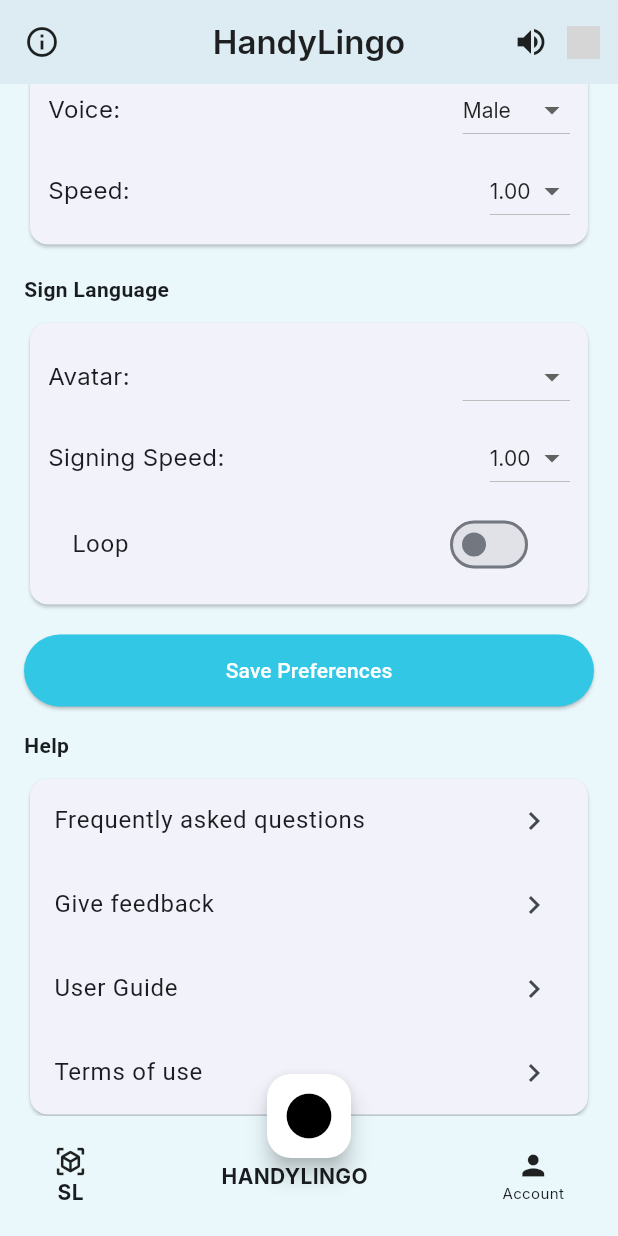
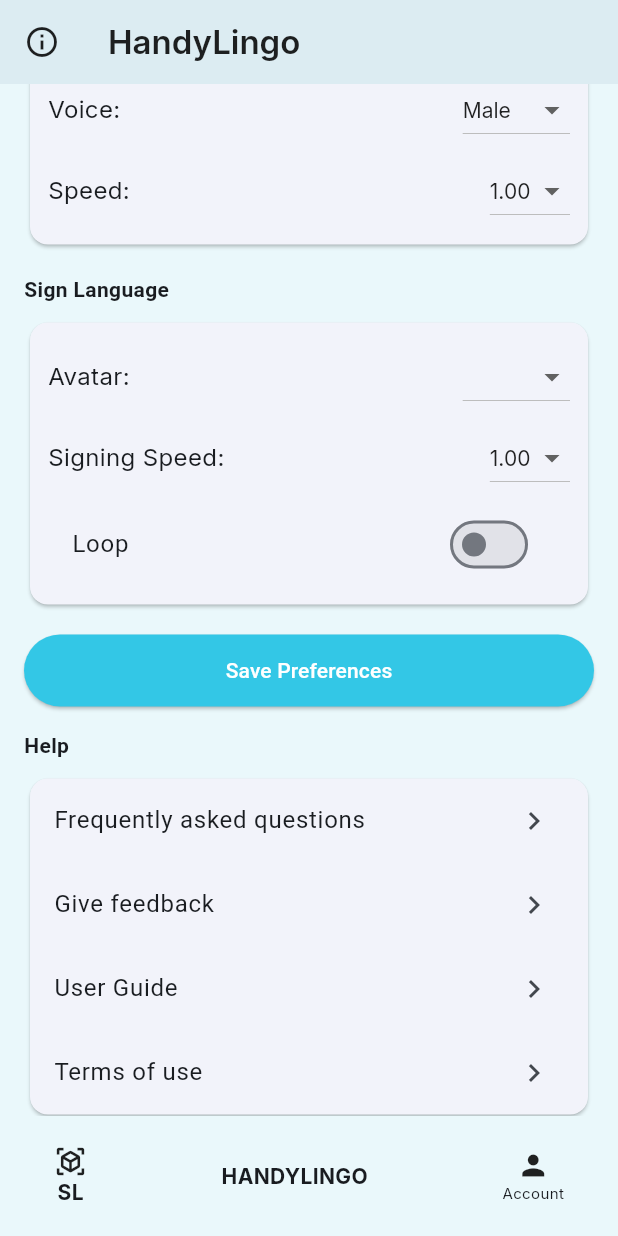
Before and after one commit to kenfutamata/HandyLingo, a Flutter app: the AccountPage screen opened directly, scrolled down 576 dp, on a phone screen of 412 x 824 dp. Run offline on Flutter 3.47's test engine with Material 3 defaults, Android fonts, the phone set to English and light mode, and no system bars; our stand-ins replace camera, flutter_dotenv, flutter_riverpod, flutter_svg, google_fonts, image_picker and 4 more; accounts and stored records are empty; network calls fail; grey boxes are pictures that could not be loaded.

Commit message:
Mobile app account page working partially

```diff
--- a/HandyLingoMobile/handylingo/lib/views/account_page.dart
+++ b/HandyLingoMobile/handylingo/lib/views/account_page.dart
@@ -189,23 +189,6 @@
             color: Colors.black87,
           ),
         ),
-        centerTitle: true,
-        actions: [
-          IconButton(
-            icon: Icon(
-              _soundOn ? Icons.volume_up : Icons.volume_off,
-              color: Colors.black87,
-            ),
-            onPressed: () => setState(() => _soundOn = !_soundOn),
-          ),
-          Padding(
-            padding: const EdgeInsets.only(right: 12),
-            child: Image.asset(
-              'assets/images/downloadremovebgpreview_2.png',
-              width: 22,
-            ),
-          ),
-        ],
       ),
       body: _loading
           ? const Center(child: CircularProgressIndicator())
@@ -670,14 +653,7 @@
                 ],
               ),
             ),
-      floatingActionButtonLocation: FloatingActionButtonLocation.centerDocked,
-      floatingActionButton: FloatingActionButton(
-        onPressed: () => Navigator.of(
-          context,
-        ).push(MaterialPageRoute(builder: (_) => const StartUsingPage())),
-        backgroundColor: Colors.white,
-        child: const Icon(Icons.circle, color: Colors.black, size: 36),
-      ),
+
       bottomNavigationBar: BottomAppBar(
         color: Theme.of(context).scaffoldBackgroundColor,
         elevation: 0,
--- a/HandyLingoMobile/handylingo/lib/views/edit_profile.dart
+++ b/HandyLingoMobile/handylingo/lib/views/edit_profile.dart
@@ -6,7 +6,7 @@
 
 class EditProfilePage extends StatefulWidget {
   final Map<String, dynamic>? userRow;
-  const EditProfilePage({Key? key, required this.userRow}) : super(key: key);
+  const EditProfilePage({super.key, required this.userRow});
 
   @override
   State<EditProfilePage> createState() => _EditProfilePageState();
@@ -57,7 +57,7 @@
             _lastCtrl.text = row['last_name'] ?? '';
             _userCtrl.text = row['user_name'] ?? '';
             _emailCtrl.text = row['email'] ?? '';
-            widget.userRow?..addAll(row);
+            widget.userRow?.addAll(row);
           });
         }
       }
```
Also changed, not shown: HandyLingoMobile/handylingo/lib/main.dart (+4 -3 lines), HandyLingoMobile/handylingo/lib/views/Sign_in.dart (+1 -6 lines), HandyLingoMobile/handylingo/lib/views/help_pages.dart (+4 -4 lines).
